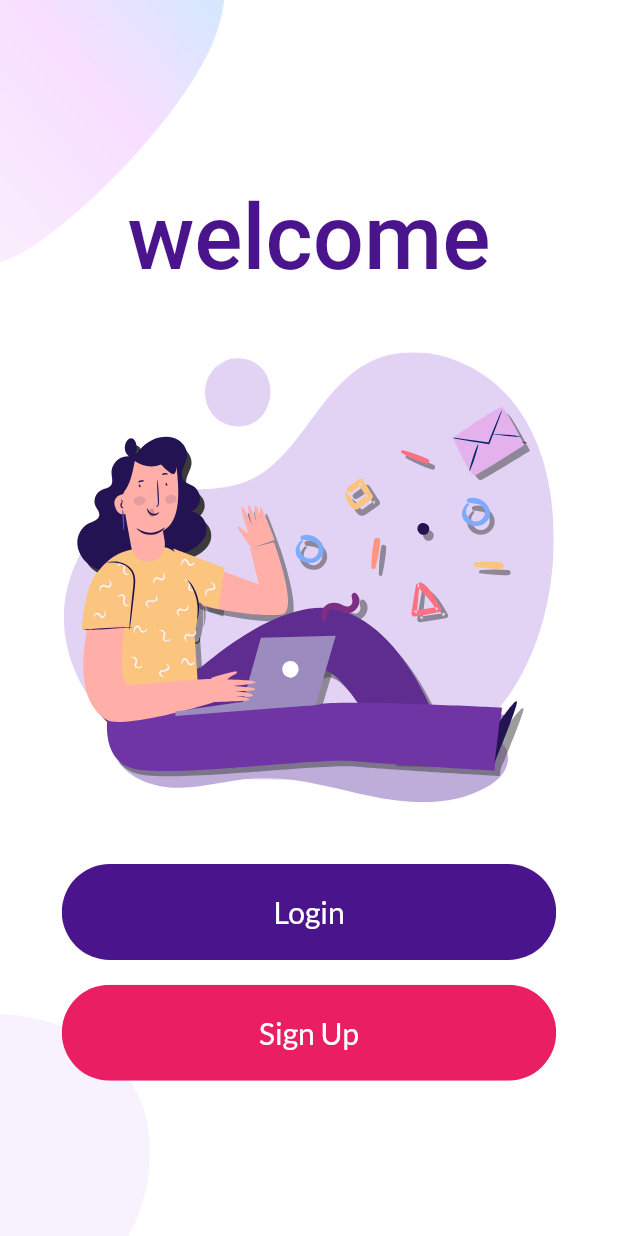
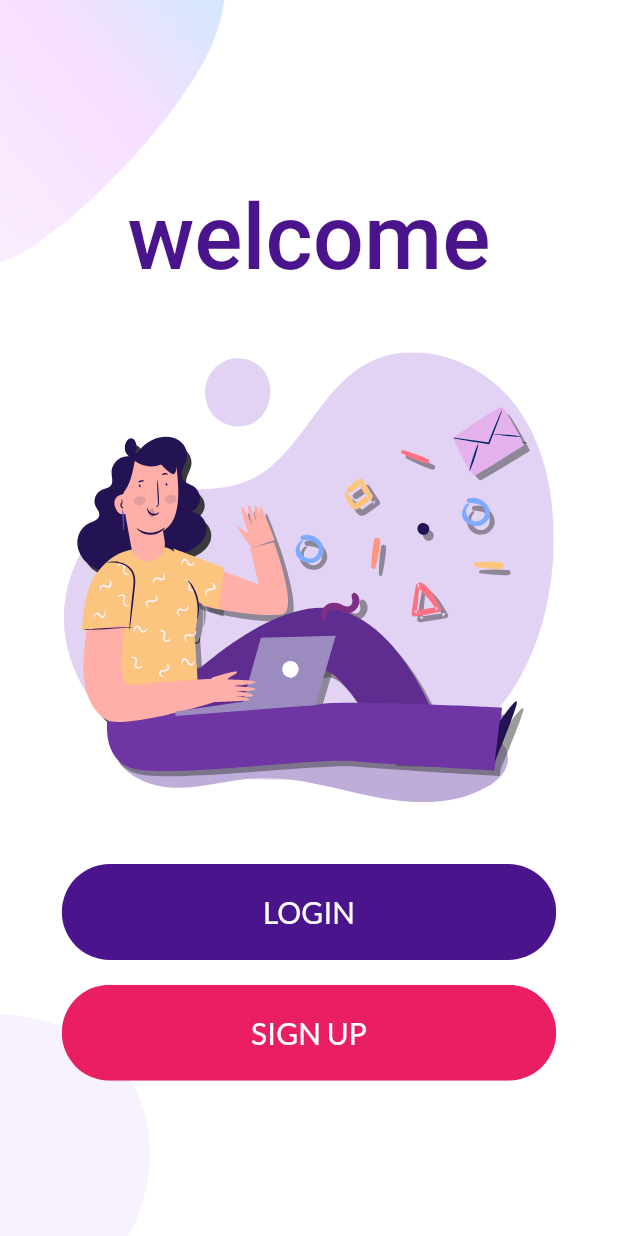
Before and after one commit to jaskaran-online/myFlutterApp, a Flutter app: the screen it shows after launch, on a phone screen of 412 x 824 dp. Run offline on Flutter 3.47's test engine with Material 2 defaults, Android fonts, the phone set to English and light mode, and no system bars; our stand-ins replace flutter_svg, google_fonts.

Commit message:
make seprate background class

```diff
--- a/lib/components/button.dart
+++ b/lib/components/button.dart
@@ -7,8 +7,8 @@ class ButtonWidget extends StatelessWidget {
   final Color color, textColor;
   const ButtonWidget({
     Key key,
-    this.text,
-    this.press,
+    @required this.text,
+    @required this.press,
     this.color,
     this.textColor = Colors.white,
   }) : super(key: key);
@@ -24,7 +24,10 @@ class ButtonWidget extends StatelessWidget {
           padding: EdgeInsets.symmetric(vertical: 20, horizontal: 40),
           minWidth: 250,
           color: color,
-          onPressed: () {},
+          onPressed: this.press,
+          onLongPress: () {
+            print('on long press');
+          },
           child: Text(text,
               style: GoogleFonts.lato(color: textColor, fontSize: 20)),
         ),
--- a/lib/welcome/body_widget.dart
+++ b/lib/welcome/body_widget.dart
@@ -12,7 +12,6 @@ class BodyWidget extends StatelessWidget {
   Widget build(BuildContext context) {
     Size size = MediaQuery.of(context).size;
     return Container(
-      // width: 500,
       child: Center(
         child: Column(
           mainAxisAlignment: MainAxisAlignment.start,
@@ -26,22 +25,26 @@ class BodyWidget extends StatelessWidget {
                   fontSize: 60,
                   color: Colors.purple[900]),
             ),
-
             SizedBox(height: size.height * 0.05),
-
             SvgPicture.asset(
               'assets/icons/login.svg',
               height: 300,
             ),
-
             SizedBox(height: size.height * 0.05),
-
-            ButtonWidget(text: "Login", color: Colors.purple[900]),
-
+            ButtonWidget(
+                text: "LOGIN",
+                color: Colors.purple[900],
+                press: () {
+                  print('Clicked On Login');
+                }),
             SizedBox(height: size.height * 0.02),
-
-            ButtonWidget(text: "Sign Up", color: Colors.pink),
-            // AssetImage('assets/icons/chat.svg'),
+            ButtonWidget(
+              text: "SIGN UP",
+              color: Colors.pink,
+              press: () {
+                print('Clicked On Sign Up');
+              },
+            ),
           ],
         ),
       ),
--- /dev/null
+++ b/lib/welcome/components/background.dart
@@ -0,0 +1,42 @@
+import 'package:flutter/material.dart';
+
+class Background extends StatelessWidget {
+  final Widget child;
+
+  const Background({
+    Key key,
+    @required this.child,
+  }) : super(key: key);
+
+  @override
+  Widget build(BuildContext context) {
+    Size size = MediaQuery.of(context).size;
+    return Container(
+        height: size.height,
+        width: double.infinity,
+        child: Stack(
+          alignment: Alignment.center,
+          children: <Widget>[
+            Positioned(
+              top: 0,
+              left: 0,
+              child: Image.asset(
+                'assets/images/main_top.png',
+                width: 150,
+              ),
+            ),
+            Positioned(
+              bottom: 0,
+              left: 0,
+              child: Image.asset(
+                'assets/images/main_bottom.png',
+                width: 100,
+              ),
+            ),
+            child
+          ],
+        )
+        // BodyWidget(size: size),
+        );
+  }
+}
--- a/lib/welcome/welcome_screen.dart
+++ b/lib/welcome/welcome_screen.dart
@@ -1,7 +1,6 @@
 import 'package:flutter/material.dart';
-import 'package:flutter_svg/svg.dart';
 import 'package:my_flutter_app/welcome/body_widget.dart';
-// import 'package:flutter_auth/Screens/Welcome/components/body.dart';
+import 'components/background.dart';
 
 class WelcomeScreen extends StatelessWidget {
   @override
@@ -14,43 +13,3 @@ class WelcomeScreen extends StatelessWidget {
     );
   }
 }
-
-class Background extends StatelessWidget {
-  final Widget child;
-  const Background({
-    Key key,
-    @required this.child,
-  }) : super(key: key);
-
-  @override
-  Widget build(BuildContext context) {
-    Size size = MediaQuery.of(context).size;
-    return Container(
-        height: size.height,
-        width: double.infinity,
-        child: Stack(
-          alignment: Alignment.center,
-          children: <Widget>[
-            Positioned(
-              top: 0,
-              left: 0,
-              child: Image.asset(
-                'assets/images/main_top.png',
-                width: 150,
-              ),
-            ),
-            Positioned(
-              bottom: 0,
-              left: 0,
-              child: Image.asset(
-                'assets/images/main_bottom.png',
-                width: 100,
-              ),
-            ),
-            child
-          ],
-        )
-        // BodyWidget(size: size),
-        );
-  }
-}
```
